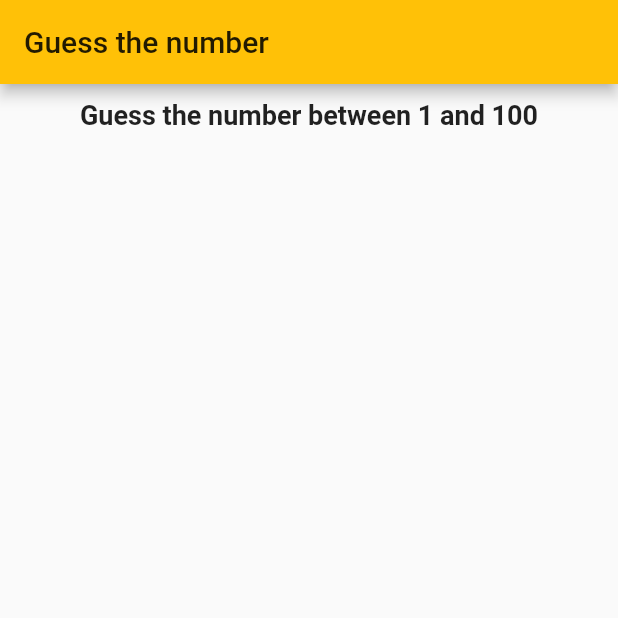
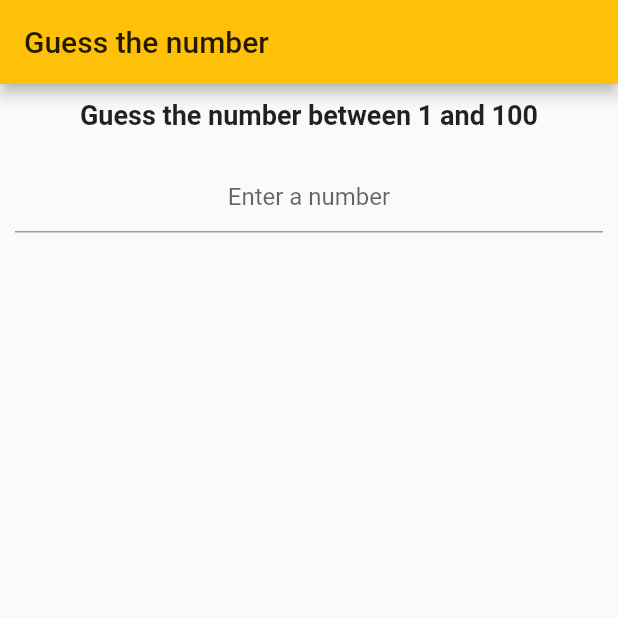
Before and after one commit to samuell324/flutter_app, a Flutter app: the screen it shows after launch, on a phone screen of 412 x 824 dp, the top half of it. Run offline on Flutter 3.47's test engine with Material 2 defaults, Android fonts, the phone set to English and light mode, and no system bars.

Commit message:
add Padding widget with TextField

```diff
--- a/lib/main.dart
+++ b/lib/main.dart
@@ -42,10 +42,20 @@ class _HomePageState extends State<HomePage> {
             Padding(
               padding: const EdgeInsets.all(10),
               child: Text(
-                "Guess the number between 1 and 100",
+                'Guess the number between 1 and 100',
                 style: TextStyle(fontSize: 18, fontWeight: FontWeight.bold),
               ),
             ),
+            Padding(
+              padding: const EdgeInsets.all(10),
+              child: TextField(
+                textAlign: TextAlign.center,
+                decoration: InputDecoration(
+                  hintText: 'Enter a number',
+                ),
+                keyboardType: TextInputType.number,
+              ),
+            )
           ],
         ),
       ),
```
